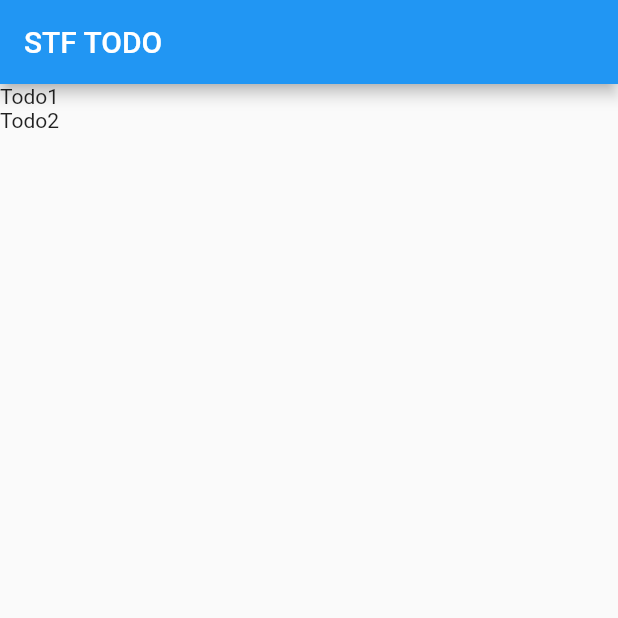
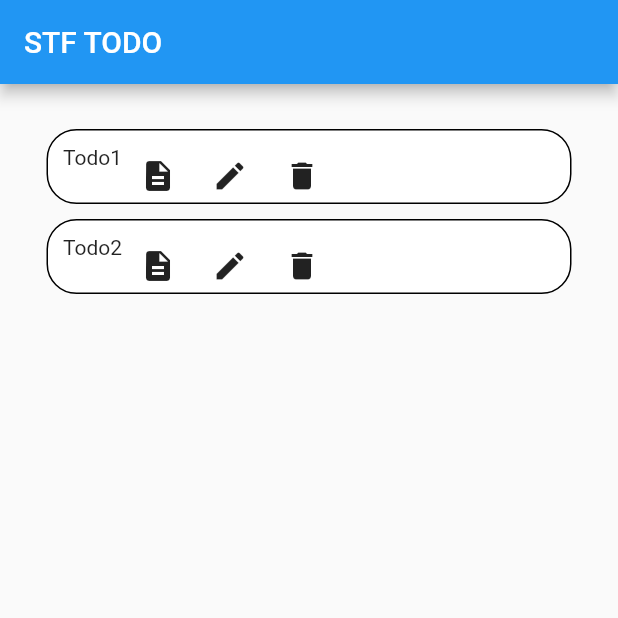
Before and after one commit to YukiOnishi1129/flutter_stf_todo_sample, a Flutter app: the screen it shows after launch, on a phone screen of 412 x 824 dp, the top half of it. Run offline on Flutter 3.47's test engine with Material 2 defaults, Android fonts, the phone set to English and light mode, and no system bars.

Commit message:
Todo一覧のスタイル土台作成

```diff
--- a/lib/screen/todo_list_screen.dart
+++ b/lib/screen/todo_list_screen.dart
@@ -18,13 +18,54 @@ class _TodoListScreenState extends State<TodoListScreen> {
       appBar: AppBar(
         title: const Text('STF TODO'),
       ),
-      body: ListView.builder(
-        // ListView.builderで一覧表示できる
-        // https://www.flutter-study.dev/widgets/list-view-widget
-        itemCount: widget.todoList.length, // widget.~で親から受け取ったパラメータを使用できる
-        itemBuilder: (context, index) {
-          return Text(widget.todoList[index].title); // タイトルを表示しているだけなので、ここを変更する
-        },
+      body: Container(
+        padding: const EdgeInsets.symmetric(
+          vertical: 30, // 垂直方向に余白
+        ),
+        child: ListView.builder(
+          // ListView.builderで一覧表示できる
+          // https://www.flutter-study.dev/widgets/list-view-widget
+          itemCount: widget.todoList.length, // widget.~で親から受け取ったパラメータを使用できる
+          itemBuilder: (context, index) {
+            return Center(
+              // 中央寄せ
+              child: Container(
+                width: 350,
+                height: 50,
+                margin: const EdgeInsets.only(bottom: 10),
+                padding: const EdgeInsets.all(10),
+                // Containerにdecoration
+                // https://note.com/hatchoutschool/n/na227e7035f3d
+                decoration: BoxDecoration(
+                    color: Colors.white,
+                    border: Border.all(width: 1),
+                    borderRadius: BorderRadius.circular(20.0)),
+                child: Row(
+                  crossAxisAlignment: CrossAxisAlignment.start,
+                  children: <Widget>[
+                    Text(widget.todoList[index].title, style: TextStyle()),
+                    Row(
+                      children: [
+                        IconButton(
+                          icon: const Icon(Icons.description),
+                          onPressed: () {},
+                        ),
+                        IconButton(
+                          icon: const Icon(Icons.edit),
+                          onPressed: () {},
+                        ),
+                        IconButton(
+                          icon: const Icon(Icons.delete),
+                          onPressed: () {},
+                        )
+                      ],
+                    )
+                  ],
+                ),
+              ),
+            ); // タイトルを表示しているだけなので、ここを変更する
+          },
+        ),
       ),
     );
   }
```
